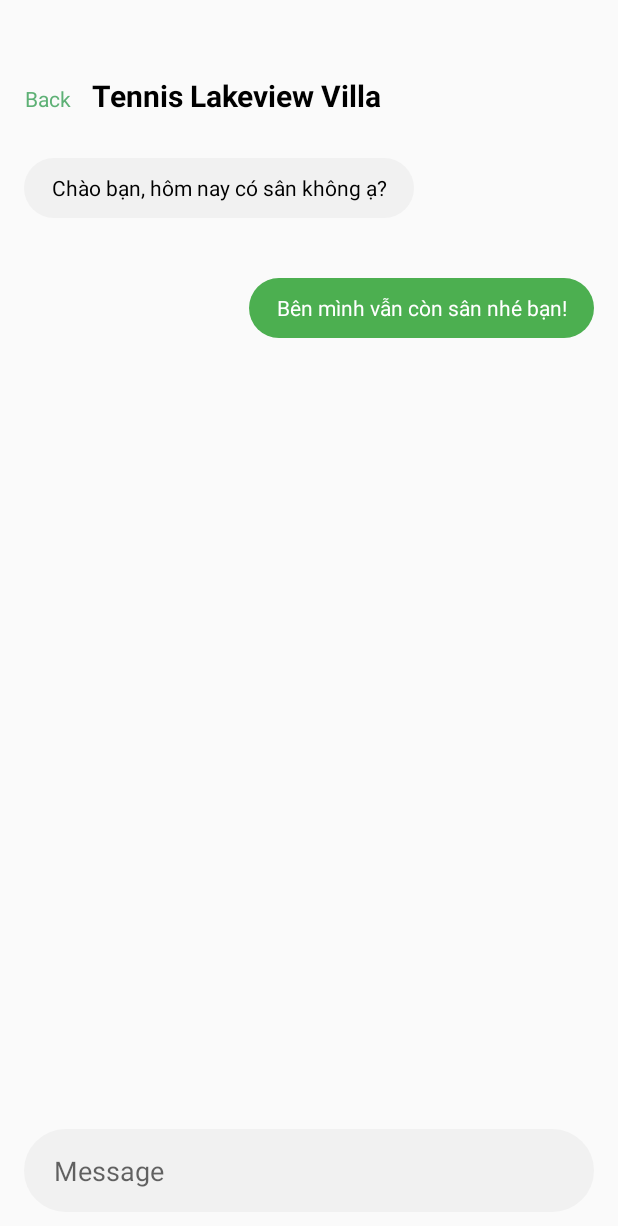
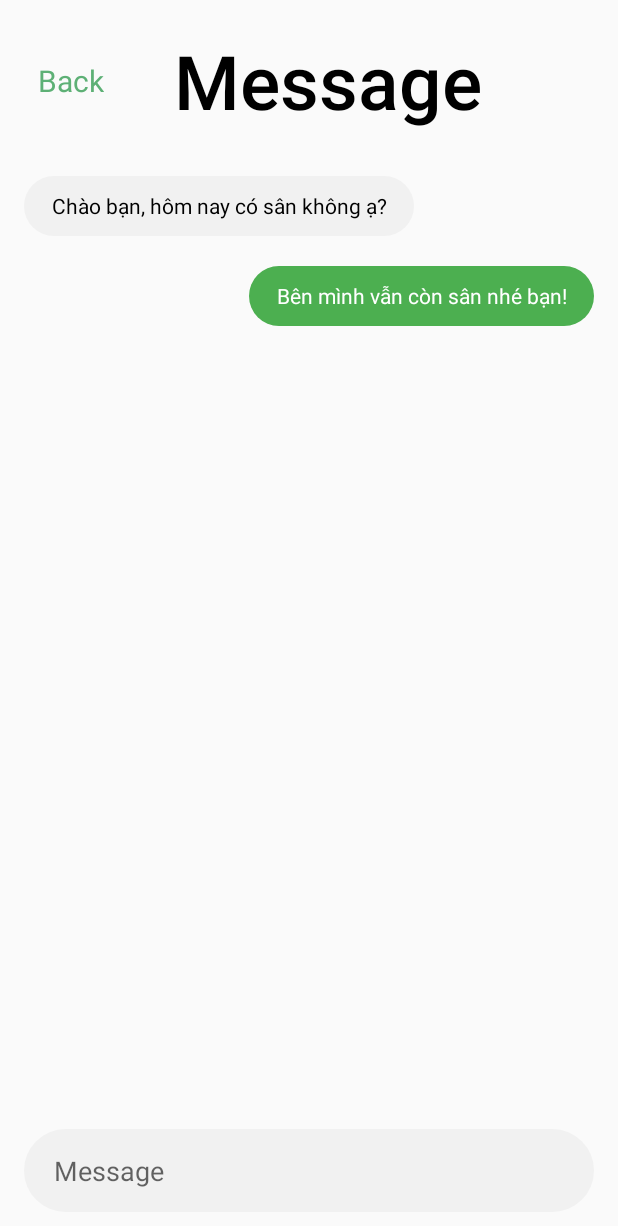
Before and after one commit to sonyrich/tennis-booking, an Android app: the layout activity_messages.xml on its own in the app's theme, with its tools: preview values and no code run, on a phone screen of 412 x 824 dp. Shown: the top 1226 px of the screen. Run offline under Robolectric (Android 15) with nearby library versions, the light colour scheme and no system bars.

Commit message:
Sửa trang message

```diff
--- a/app/src/main/AndroidManifest.xml
+++ b/app/src/main/AndroidManifest.xml
@@ -19,6 +19,9 @@
         android:supportsRtl="true"
         android:theme="@style/Theme.Tennisbooking"
         tools:targetApi="31">
+        <activity
+            android:name=".MessagesActivity"
+            android:exported="false" />
         <!--
              TODO: Before you run your application, you need a Google Maps API key.
 
@@ -37,7 +40,6 @@
         <activity
             android:name=".SearchActivity"
             android:exported="false" />
-
         <activity
             android:name=".HomeActivity"
             android:exported="false" />
--- /dev/null
+++ b/app/src/main/res/drawable/ic_baseline_message_24.xml
@@ -0,0 +1,5 @@
+<vector android:height="24dp" android:tint="#5DB075"
+    android:viewportHeight="24" android:viewportWidth="24"
+    android:width="24dp" xmlns:android="http://schemas.android.com/apk/res/android">
+    <path android:fillColor="@android:color/white" android:pathData="M20,2L4,2c-1.1,0 -1.99,0.9 -1.99,2L2,22l4,-4h14c1.1,0 2,-0.9 2,-2L22,4c0,-1.1 -0.9,-2 -2,-2zM18,14L6,14v-2h12v2zM18,11L6,11L6,9h12v2zM18,8L6,8L6,6h12v2z"/>
+</vector>
--- a/app/src/main/res/layout/activity_messages.xml
+++ b/app/src/main/res/layout/activity_messages.xml
@@ -9,7 +9,7 @@
         android:id="@+id/txtMessageBubble"
         android:layout_width="230dp"
         android:layout_height="40dp"
-        android:layout_marginTop="40dp"
+        android:layout_marginTop="20dp"
         android:background="@drawable/incoming_message"
         android:gravity="center"
         android:paddingTop="10dp"
@@ -39,28 +39,32 @@
         app:layout_constraintStart_toStartOf="parent" />
 
     <TextView
-        android:id="@+id/txtAccount"
-        android:layout_width="wrap_content"
+        android:id="@+id/tvLogin"
+        android:layout_width="240dp"
         android:layout_height="wrap_content"
-        android:layout_marginTop="50dp"
-        android:text="Tennis Lakeview Villa"
+        android:layout_marginStart="25dp"
+        android:layout_marginTop="20dp"
+        android:fontFamily="sans-serif"
+        android:gravity="center"
+        android:text="Message"
+        android:textAlignment="center"
         android:textColor="@color/black"
-        android:textSize="20sp"
+        android:textFontWeight="500"
+        android:textSize="50sp"
         android:textStyle="bold"
         app:layout_constraintEnd_toEndOf="parent"
-        app:layout_constraintHorizontal_bias="0.279"
         app:layout_constraintStart_toStartOf="parent"
         app:layout_constraintTop_toTopOf="parent" />
 
     <TextView
-        android:id="@+id/txtBackMesage"
+        android:id="@+id/txtBackMessage"
         android:layout_width="wrap_content"
         android:layout_height="wrap_content"
-        android:layout_marginTop="56dp"
+        android:layout_marginStart="25dp"
+        android:layout_marginTop="40dp"
         android:text="Back"
         android:textColor="@color/colorPrimary"
-        app:layout_constraintEnd_toStartOf="@+id/txtAccount"
-        app:layout_constraintHorizontal_bias="0.551"
+        android:textSize="20dp"
         app:layout_constraintStart_toStartOf="parent"
         app:layout_constraintTop_toTopOf="parent" />
 
@@ -68,7 +72,7 @@
         android:id="@+id/txtMessageBubble1"
         android:layout_width="260dp"
         android:layout_height="40dp"
-        android:layout_marginTop="28dp"
+        android:layout_marginTop="30dp"
         android:background="@drawable/transparent_search"
         android:gravity="center"
         android:paddingTop="10dp"
@@ -79,7 +83,7 @@
         app:layout_constraintEnd_toEndOf="parent"
         app:layout_constraintHorizontal_bias="0.105"
         app:layout_constraintStart_toStartOf="parent"
-        app:layout_constraintTop_toBottomOf="@+id/txtAccount" />
+        app:layout_constraintTop_toBottomOf="@+id/tvLogin" />
 
 
 </androidx.constraintlayout.widget.ConstraintLayout>
```
Also changed, not shown: app/src/main/java/com/example/tennis_booking/HomeFragment.java (+12 -0 lines), app/src/main/java/com/example/tennis_booking/MessagesActivity.java (added, +28 -0 lines), app/src/main/res/layout/fragment_home.xml (+12 -1 lines).
